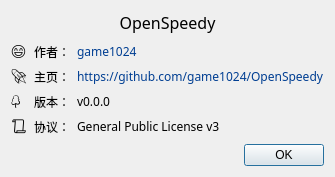
Old version of the form aboutdialog.ui in the repository zxlhhyccc/OpenSpeedy.
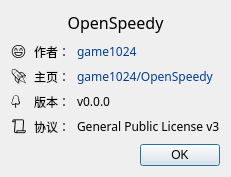
New version of the form.

```diff
--- a/aboutdialog.ui
+++ b/aboutdialog.ui
@@ -236,7 +236,7 @@
         </font>
        </property>
        <property name="text">
-        <string>&lt;html&gt;&lt;head/&gt;&lt;body&gt;&lt;p&gt;&lt;a href=&quot;https://github.com/game1024/OpenSpeedy&quot;&gt;&lt;span style=&quot; text-decoration: none; color:#003e92;&quot;&gt;https://github.com/game1024/OpenSpeedy&lt;/span&gt;&lt;/a&gt;&lt;/p&gt;&lt;/body&gt;&lt;/html&gt;</string>
+        <string>&lt;html&gt;&lt;head/&gt;&lt;body&gt;&lt;p&gt;&lt;a href=&quot;https://github.com/game1024/OpenSpeedy&quot;&gt;&lt;span style=&quot; text-decoration: none; color:#003e92;&quot;&gt;game1024/OpenSpeedy&lt;/span&gt;&lt;/a&gt;&lt;/p&gt;&lt;/body&gt;&lt;/html&gt;</string>
        </property>
        <property name="openExternalLinks">
         <bool>true</bool>
```
